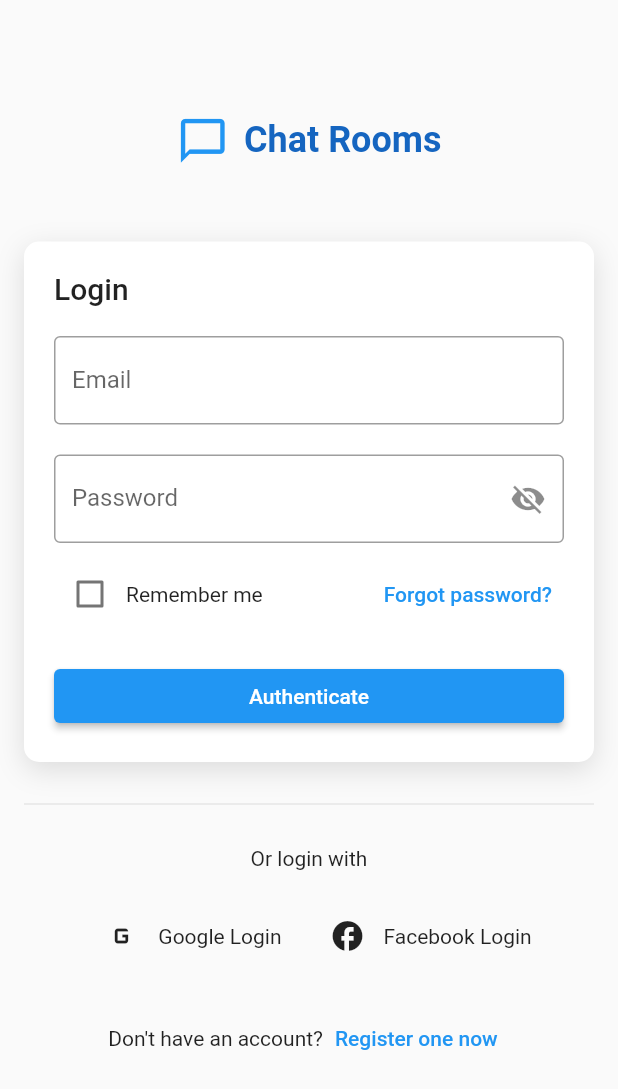
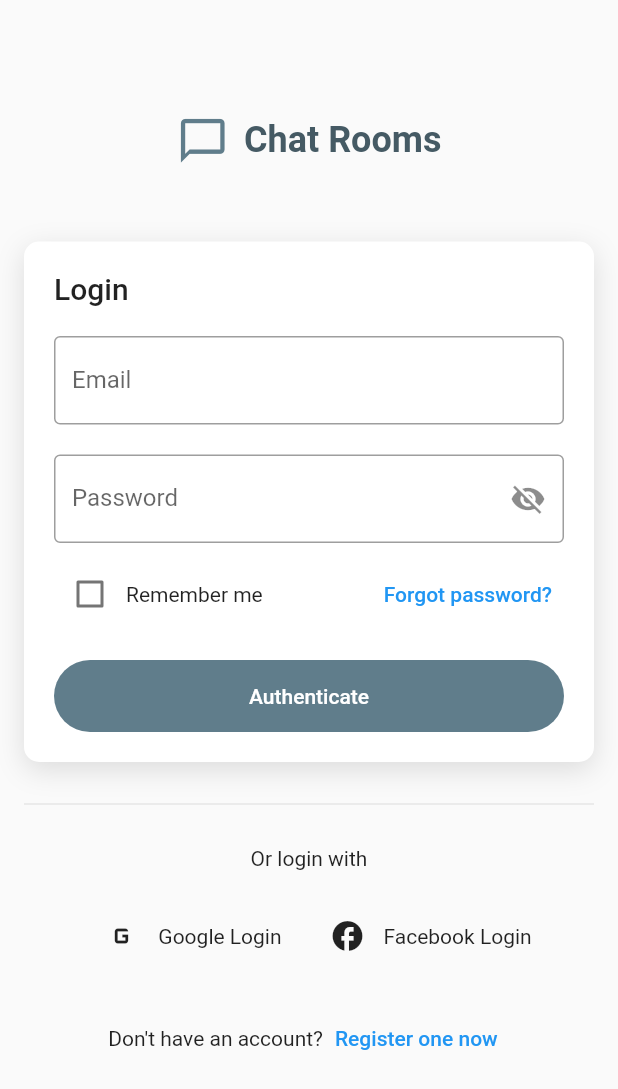
Before and after one commit to M-kusha/chatapp, a Flutter app: the screen it shows after launch, on a phone screen of 412 x 824 dp. Shown: the top 1089 px of the screen. Run offline on Flutter 3.47's test engine with Material 2 defaults, Android fonts, the phone set to English and light mode, and no system bars; our stand-ins replace cached_network_image, cloud_firestore, country_code_picker, easy_localization, firebase_auth, firebase_core and 3 more; accounts and stored records are empty; Roboto replaces fonts that are missing (CustomFont).

Commit message:
changed some colors to login file

```diff
--- a/lib/login/login.dart
+++ b/lib/login/login.dart
@@ -64,14 +64,14 @@ class LoginPageState extends State<LoginPage> {
                   mainAxisAlignment: MainAxisAlignment.center,
                   children: [
                     const Icon(Icons.chat_bubble_outline,
-                        size: 35, color: Colors.blue),
+                        size: 35, color: Colors.blueGrey),
                     const SizedBox(width: 10),
                     Text(
                       'app_title'.tr(),
                       style: TextStyle(
                         fontSize: 24,
                         fontWeight: FontWeight.bold,
-                        color: Colors.blue[800],
+                        color: Colors.blueGrey[700],
                         fontFamily: 'CustomFont', // Use your custom font
                       ),
                     ),
@@ -121,6 +121,8 @@ class LoginPageState extends State<LoginPage> {
               Row(
                 children: [
                   Checkbox(
+                    checkColor: Colors.white,
+                    activeColor: Colors.blueGrey,
                     value: _rememberMe,
                     onChanged: (value) {
                       setState(() {
@@ -135,7 +137,7 @@ class LoginPageState extends State<LoginPage> {
                 alignment: Alignment.centerRight,
                 child: TextButton(
                   onPressed: () =>
-                      Navigator.pushNamed(context, '/forgot-password'),
+                      Navigator.pushNamed(context, '/reset_password'),
                   child: const Text("forgot_password").tr(),
                 ),
               ),
@@ -198,6 +200,15 @@ class LoginPageState extends State<LoginPage> {
 
   Widget _buildLoginButton() {
     return ElevatedButton(
+      style: ElevatedButton.styleFrom(
+        foregroundColor: Colors.white,
+        backgroundColor: Colors.blueGrey,
+        shape: RoundedRectangleBorder(
+          borderRadius: BorderRadius.circular(30.0),
+        ),
+        elevation: 0,
+        padding: const EdgeInsets.symmetric(vertical: 16.0),
+      ),
       onPressed: _handleLogin,
       child: const Text('login_button').tr(),
     );
```
